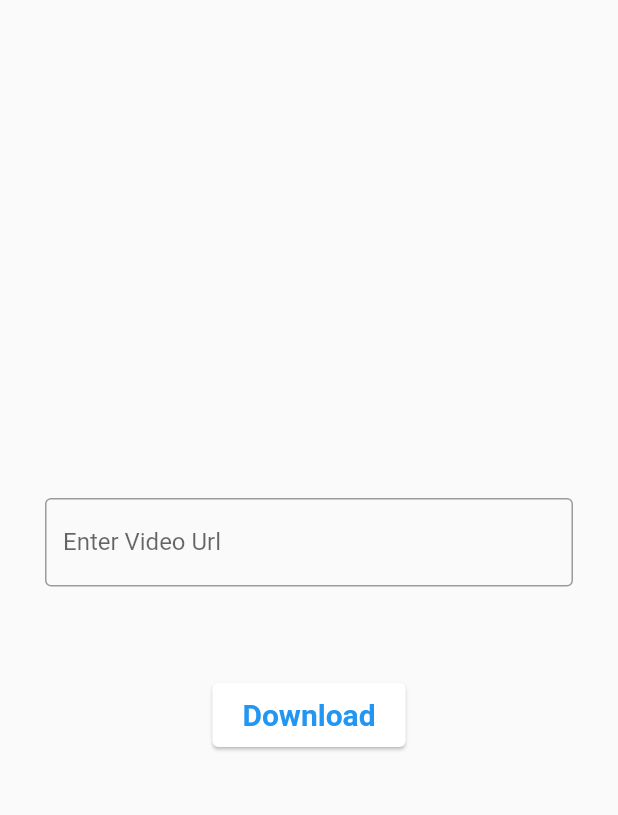
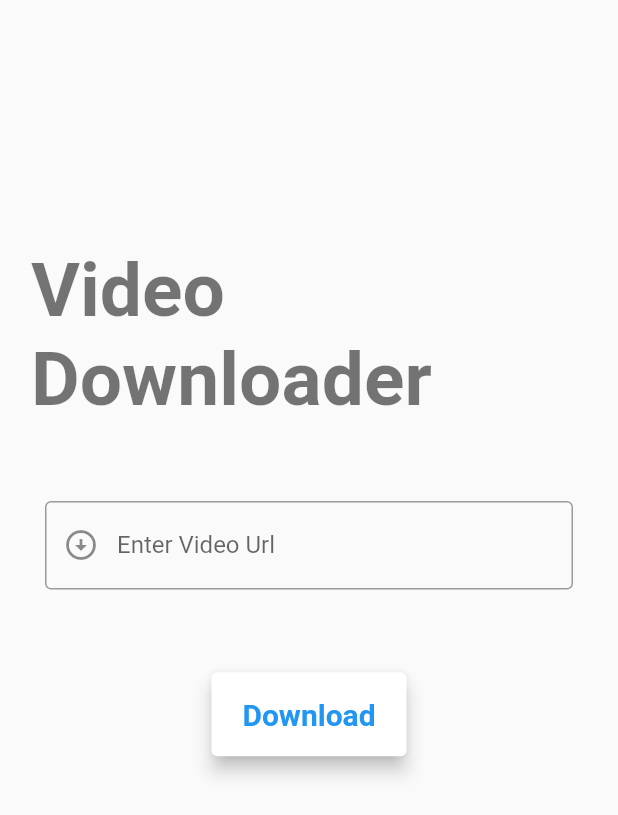
Before and after one commit to vidya-hub/Video-Downloader-and-Player, a Flutter app: the screen it shows after launch, on a phone screen of 412 x 824 dp. Shown: the top 815 px of the screen. Run offline on Flutter 3.47's test engine with Material 2 defaults, Android fonts, the phone set to English and light mode, and no system bars; our stand-ins replace chewie, dio, video_player.

```diff
--- a/lib/main.dart
+++ b/lib/main.dart
@@ -1,8 +1,6 @@
 import 'dart:math';
-
 import 'package:dio/dio.dart';
 import 'package:flutter/material.dart';
-
 import 'package:mime/mime.dart';
 import 'package:path_provider/path_provider.dart';
 import 'package:video_downloader/vidioplayerpage.dart';
@@ -119,6 +117,7 @@ class _MyAppState extends State<MyApp> {
               setState(() {
                 _isDownloading = false;
               });
+
               showSnackBar("Downloaded.. ", 1000);
               _scaffoldKey.currentState.removeCurrentSnackBar();
               // Scaffold.of(context).hideCurrentSnackBar();
@@ -127,8 +126,9 @@ class _MyAppState extends State<MyApp> {
               setState(() {
                 _isDownloading = true;
               });
+              // double percentage = ((total - rec) / total) * 100;
+              showSnackBar("Downloading.....", 0);
             }
-            showSnackBar("Downloading.....", 0);
           },
         );
 
@@ -136,10 +136,16 @@ class _MyAppState extends State<MyApp> {
       } else {
         print("incorrect");
         showSnackBar("Enter the Correct Url", 1000);
+        setState(() {
+          _isDownloading = false;
+        });
       }
     } catch (e) {
       showSnackBar(e.toString(), 1000);
       print(e);
+      setState(() {
+        _isDownloading = false;
+      });
     }
   }
 
@@ -162,7 +168,7 @@ class _MyAppState extends State<MyApp> {
                   child: Text('OK',
                       style: TextStyle(
                         fontWeight: FontWeight.bold,
-                        color: Colors.yellow,
+                        color: Colors.blue,
                         fontSize: 20,
                       )),
                   onPressed: () {
@@ -211,15 +217,46 @@ class _MyAppState extends State<MyApp> {
   Widget build(BuildContext context) {
     return Scaffold(
       key: _scaffoldKey,
+      // appBar: ,
       body: Builder(builder: (BuildContext context) {
-        return Column(
-          mainAxisAlignment: MainAxisAlignment.center,
+        return SingleChildScrollView(
+          child: SafeArea(
+            child: Column(
+              // mainAxisAlignment: MainAxisAlignment.center,
               children: [
+                SizedBox(
+                  height: MediaQuery.of(context).size.height * 0.2,
+                ),
+                Padding(
+                  padding: EdgeInsets.symmetric(
+                      horizontal: MediaQuery.of(context).size.width * 0.05),
+                  child: Row(
+                    children: [
+                      Align(
+                        alignment: Alignment.topLeft,
+                        child: Row(
+                          children: [
+                            Text("Video\nDownloader",
+                                style: TextStyle(
+                                  fontWeight: FontWeight.bold,
+                                  color: Colors.black54,
+                                  fontSize: 50,
+                                )),
+                          ],
+                        ),
+                      ),
+                    ],
+                  ),
+                ),
+                SizedBox(
+                  height: MediaQuery.of(context).size.height * 0.05,
+                ),
                 Padding(
                   padding: EdgeInsets.symmetric(horizontal: 30, vertical: 10),
                   child: TextField(
                     controller: _controller,
                     decoration: InputDecoration(
+                      prefixIcon: Icon(Icons.arrow_circle_down),
                       border: OutlineInputBorder(gapPadding: 20),
                       labelText: "Enter Video Url",
                       // helperText: _controller.text.isEmpty ? "" : "Enter Url",
@@ -227,18 +264,26 @@ class _MyAppState extends State<MyApp> {
                   ),
                 ),
                 SizedBox(
-              height: 50,
+                  height: MediaQuery.of(context).size.height * 0.05,
                 ),
                 !_isDownloading
                     ? InkWell(
+                        splashColor: Colors.blue,
                         onTap: () async {
+                          if (_controller.text.isNotEmpty) {
                             _showMyDialog(_controller.text.trim());
+                          }
                         },
                         autofocus: true,
                         child: Card(
+                          elevation: 5,
                           child: Padding(
-                        padding:
-                            EdgeInsets.symmetric(horizontal: 20, vertical: 10),
+                            padding: EdgeInsets.symmetric(
+                              horizontal:
+                                  MediaQuery.of(context).size.width * 0.05,
+                              vertical:
+                                  MediaQuery.of(context).size.height * 0.02,
+                            ),
                             child: Text(
                               "Download",
                               style: TextStyle(
@@ -261,8 +306,8 @@ class _MyAppState extends State<MyApp> {
                         autofocus: true,
                         child: Card(
                           child: Padding(
-                        padding:
-                            EdgeInsets.symmetric(horizontal: 20, vertical: 10),
+                            padding: EdgeInsets.symmetric(
+                                horizontal: 20, vertical: 10),
                             child: Text(
                               "Cancel",
                               style: TextStyle(
@@ -275,6 +320,8 @@ class _MyAppState extends State<MyApp> {
                       )
                     : Container()
               ],
+            ),
+          ),
         );
       }),
     );
--- a/pubspec.yaml
+++ b/pubspec.yaml
@@ -23,6 +23,7 @@ environment:
 dependencies:
   flutter:
     sdk: flutter
+  chewie: ^0.12.0
   cupertino_icons: ^1.0.0
   dio: ^3.0.10
   mime: ^0.9.7
```
Also changed, not shown: lib/vidioplayerpage.dart (+57 -36 lines), pubspec.lock, 3 other files. Lines whose indentation alone changed are shown as unchanged.
